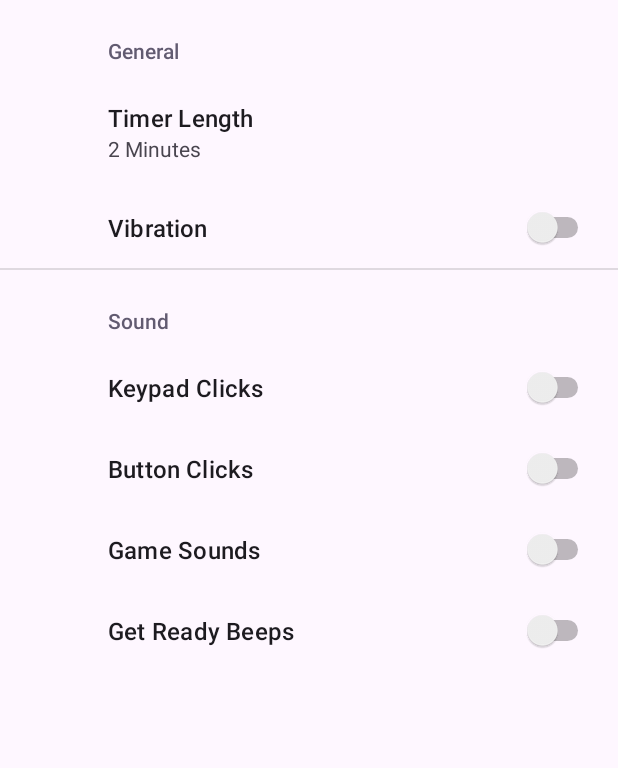
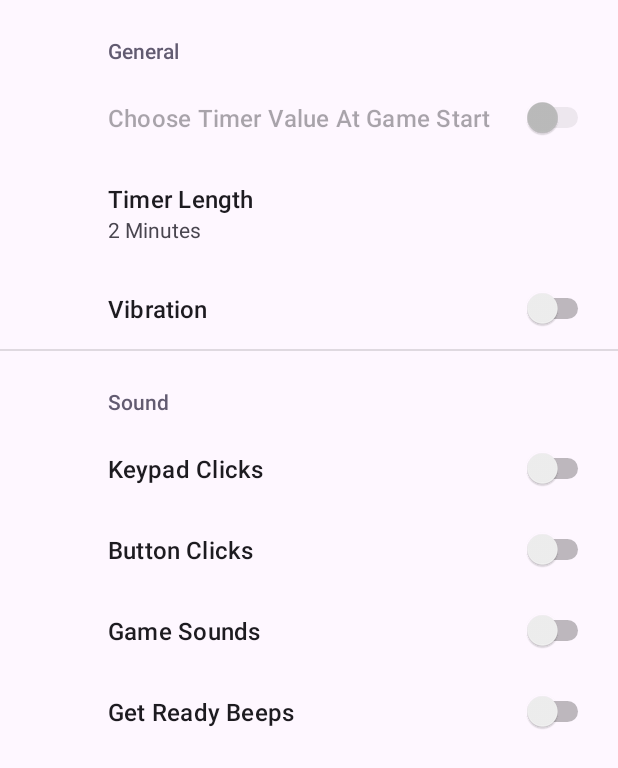
Before and after one commit to johncrawley/TwoMinutesMathQuiz, an Android app: the SettingsActivity screen opened directly, with no data from a screen before it, on a phone screen of 412 x 824 dp. Shown: the top 768 px of the screen. Run offline under Robolectric (Android 15) with nearby library versions, the light colour scheme and no system bars; our stand-ins replace androidx.preference.

Commit message:
Added new setting for choose timer value at game start.

```diff
--- a/app/src/main/res/values/strings.xml
+++ b/app/src/main/res/values/strings.xml
@@ -57,6 +57,7 @@
     <!-- Preference Titles -->
     <string name="preferences_general_header">General</string>
     <string name="preferences_vibration">Vibration</string>
+    <string name="preferences_choose_timer_value_at_game_start">Choose Timer Value At Game Start</string>
     <string name="sound_header">Sound</string>
 
 
--- a/app/src/main/res/xml/root_preferences.xml
+++ b/app/src/main/res/xml/root_preferences.xml
@@ -2,6 +2,11 @@
 
 
     <PreferenceCategory app:title="@string/preferences_general_header">
+        <SwitchPreference
+            app:key="choose_timer_value_every_time"
+            app:title="@string/preferences_choose_timer_value_at_game_start"
+            app:enabled="false"
+            />
         <ListPreference
             app:entries="@array/time_limit_entries"
             app:entryValues="@array/time_limit_values"
```
